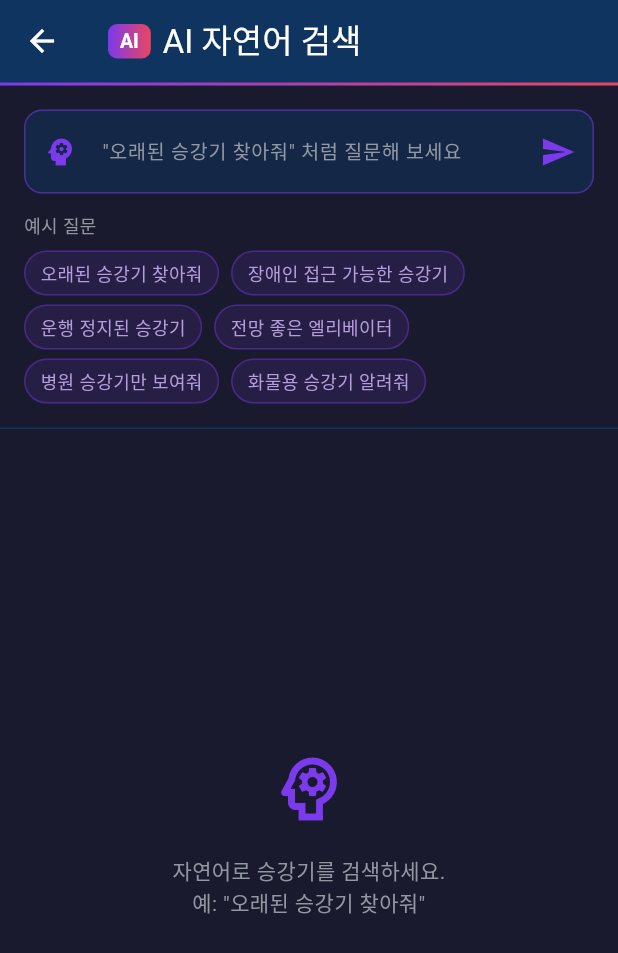
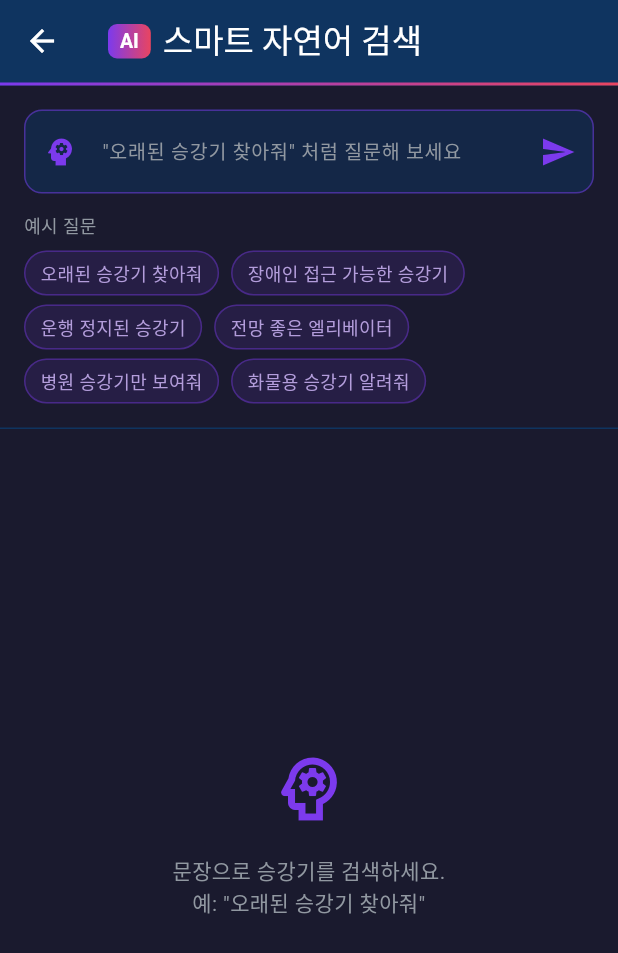
Before and after one commit to 2024136091-collab/it_dev, a Flutter app: the AiSearchScreen screen opened directly, on a phone screen of 412 x 824 dp. Shown: the top 953 px of the screen. Run offline on Flutter 3.47's test engine with Material 3 defaults, Android fonts, the phone set to English and light mode, and no system bars; our stand-ins replace flutter_riverpod.

Commit message:
문자열 바인딩 수정: 앱↔발표자료 용어 일치
- 'AI 자연어 검색' → '스마트 자연어 검색'
- 'AI가 분석 중입니다...' → '키워드를 분석 중입니다...'
- '자연어로 승강기를 검색하세요' → '문장으로 승강기를 검색하세요'

Co-Authored-By: Claude Sonnet 4.6 <noreply@anthropic.com>

```diff
--- a/antigravity/lib/presentation/screens/ai_search_screen.dart
+++ b/antigravity/lib/presentation/screens/ai_search_screen.dart
@@ -90,7 +90,7 @@ class _AiSearchScreenState extends ConsumerState<AiSearchScreen>
               ),
             ),
             const SizedBox(width: 8),
-            const Text('AI 자연어 검색'),
+            const Text('스마트 자연어 검색'),
           ],
         ),
         bottom: PreferredSize(
@@ -154,7 +154,7 @@ class _AiSearchScreenState extends ConsumerState<AiSearchScreen>
             _ThinkingDots(controller: _dotController),
             const SizedBox(height: 16),
             const Text(
-              'AI가 분석 중입니다...',
+              '키워드를 분석 중입니다...',
               style: TextStyle(color: Color(0xFF9198a1), fontSize: 14),
             ),
           ],
@@ -171,7 +171,7 @@ class _AiSearchScreenState extends ConsumerState<AiSearchScreen>
                 color: Color(0xFF7c3aed), size: 56),
             SizedBox(height: 16),
             Text(
-              '자연어로 승강기를 검색하세요.\n예: "오래된 승강기 찾아줘"',
+              '문장으로 승강기를 검색하세요.\n예: "오래된 승강기 찾아줘"',
               textAlign: TextAlign.center,
               style: TextStyle(color: Color(0xFF9198a1), fontSize: 14),
             ),
```
